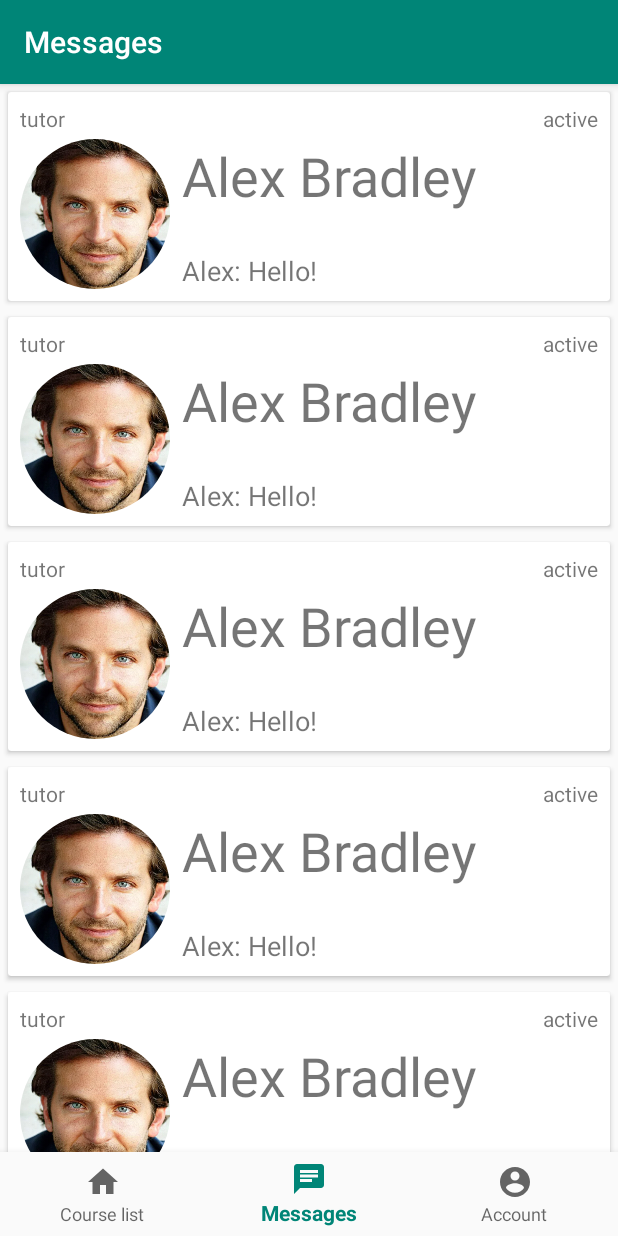
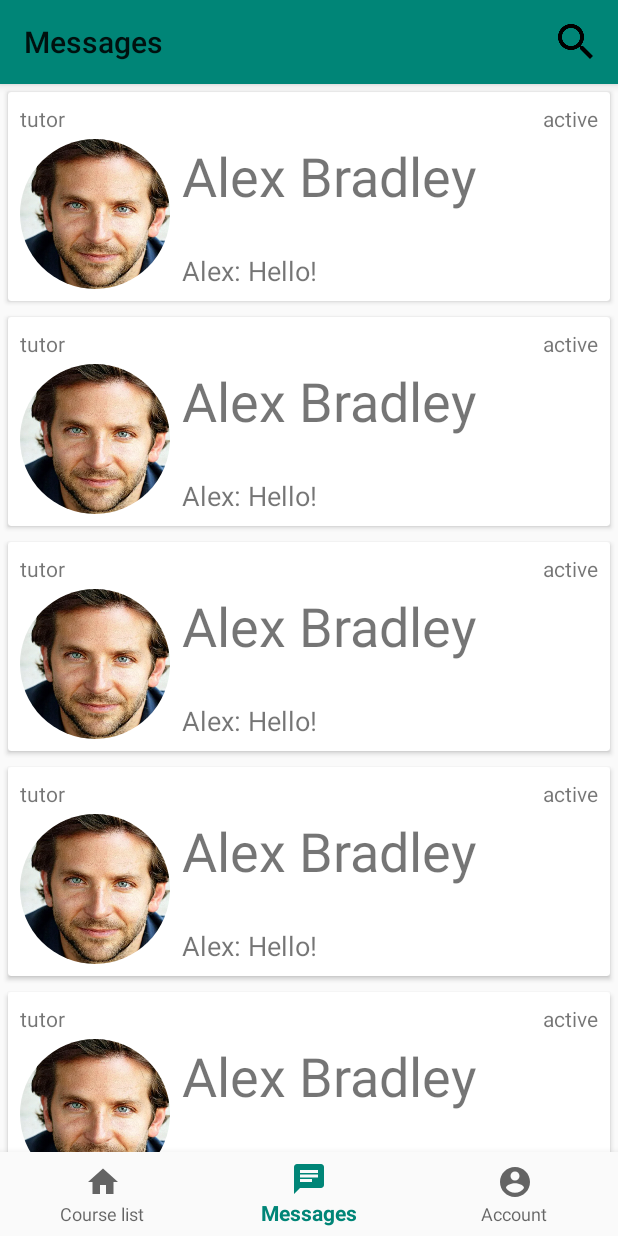
Before and after one commit to jiangzhengwenjz/upeers, an Android app: the MessageFragment screen opened through its navigation route, on a phone screen of 412 x 824 dp. Run offline under Robolectric (Android 15) with nearby library versions, the phone set to English and light mode, and no system bars; our stand-ins replace CircleImageView, navigation-ui.

Commit message:
more stable

```diff
--- a/app/src/main/AndroidManifest.xml
+++ b/app/src/main/AndroidManifest.xml
@@ -15,6 +15,7 @@
         <activity
             android:name=".MainNaviActivity"
             android:label="@string/title_activity_main_navi"
+            android:theme="@style/AppTheme_NoActionBar"
             android:parentActivityName=".MainActivity">
             <meta-data
                 android:name="android.support.PARENT_ACTIVITY"
--- a/app/src/main/java/com/example/upeers/MainNaviActivity.kt
+++ b/app/src/main/java/com/example/upeers/MainNaviActivity.kt
@@ -1,6 +1,9 @@
 package com.example.upeers
 
 import android.os.Bundle
+import android.view.Menu
+import android.view.MenuItem
+import android.widget.SearchView
 import com.google.android.material.bottomnavigation.BottomNavigationView
 import androidx.appcompat.app.AppCompatActivity
 import androidx.navigation.findNavController
@@ -15,6 +18,11 @@ class MainNaviActivity : AppCompatActivity() {
         setContentView(R.layout.activity_main_navi)
         val navView: BottomNavigationView = findViewById(R.id.nav_view)
 
+        // toolbar
+        setSupportActionBar(findViewById(R.id.msg_toolbar))
+        // Get a support ActionBar corresponding to this toolbar and enable the Up button
+        supportActionBar?.setDisplayHomeAsUpEnabled(true)
+
         val navController = findNavController(R.id.nav_host_fragment)
         // Passing each menu ID as a set of Ids because each
         // menu should be considered as top level destinations.
@@ -26,4 +34,24 @@ class MainNaviActivity : AppCompatActivity() {
         setupActionBarWithNavController(navController, appBarConfiguration)
         navView.setupWithNavController(navController)
     }
+
+    override fun onOptionsItemSelected(item: MenuItem) = when (item.itemId) {
+        R.id.action_search -> {
+            true
+        }
+
+        else -> {
+            super.onOptionsItemSelected(item)
+        }
+    }
+
+    override fun onCreateOptionsMenu(menu: Menu?): Boolean {
+        menuInflater.inflate(R.menu.toolbar_menu, menu)
+        val searchItem = menu?.findItem(R.id.action_search)
+        val searchView = searchItem?.actionView as SearchView
+
+        // Configure the search info and add any event listeners...
+
+        return super.onCreateOptionsMenu(menu)
+    }
 }
--- a/app/src/main/java/com/example/upeers/ui/message/MessageViewModel.kt
+++ b/app/src/main/java/com/example/upeers/ui/message/MessageViewModel.kt
@@ -8,10 +8,10 @@ import java.util.*
 
 class MessageViewModel : ViewModel() {
 
-    private val _text = MutableLiveData<String>().apply {
-        value = "This is message Fragment"
-    }
-    val text: LiveData<String> = _text
+//    private val _text = MutableLiveData<String>().apply {
+//        value = "This is message Fragment"
+//    }
+//    val text: LiveData<String> = _text
 
     val mydata = listOf<MessageUserInfo>(
         MessageUserInfo(
--- a/app/src/main/res/layout/activity_main_navi.xml
+++ b/app/src/main/res/layout/activity_main_navi.xml
@@ -5,13 +5,20 @@
     android:layout_width="match_parent"
     android:layout_height="match_parent">
 
+    <androidx.appcompat.widget.Toolbar
+        android:id="@+id/msg_toolbar"
+        android:layout_width="match_parent"
+        android:layout_height="?android:attr/actionBarSize"
+        android:background="@color/colorPrimary"
+        android:elevation="4dp"
+        android:theme="@style/ThemeOverlay.AppCompat.ActionBar"
+        app:popupTheme="@style/ThemeOverlay.AppCompat.Light"
+        app:title="Message"/>
 
     <com.google.android.material.bottomnavigation.BottomNavigationView
         android:id="@+id/nav_view"
         android:layout_width="0dp"
         android:layout_height="wrap_content"
-        android:layout_marginStart="0dp"
-        android:layout_marginEnd="0dp"
         android:background="?android:attr/windowBackground"
         app:layout_constraintBottom_toBottomOf="parent"
         app:layout_constraintLeft_toLeftOf="parent"
@@ -23,6 +30,7 @@
         android:name="androidx.navigation.fragment.NavHostFragment"
         android:layout_width="match_parent"
         android:layout_height="match_parent"
+        android:layout_marginTop="@dimen/margin_toolbar"
         app:defaultNavHost="true"
         app:layout_constraintBottom_toTopOf="@id/nav_view"
         app:layout_constraintLeft_toLeftOf="parent"
--- a/app/src/main/res/values/dimens.xml
+++ b/app/src/main/res/values/dimens.xml
@@ -3,6 +3,7 @@
     <dimen name="margin_top">4dp</dimen>
     <dimen name="margin_left">8dp</dimen>
     <dimen name="avatar_dimen">100dp</dimen>
+    <dimen name="margin_toolbar">56dp</dimen>
   <!-- Default screen margins, per the Android Design guidelines. -->
     <dimen name="activity_horizontal_margin">16dp</dimen>
     <dimen name="activity_vertical_margin">16dp</dimen>
```
